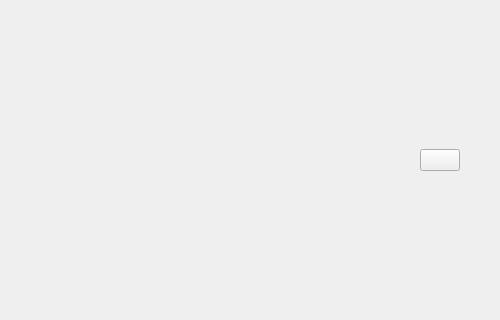
Old version of the form app/desktop/GauntletAggregator/mainwindow.ui in the repository suneids/Gauntlet; both pictures show x 300 to 800 and y 140 to 460 of the 800 by 600 pixel window.
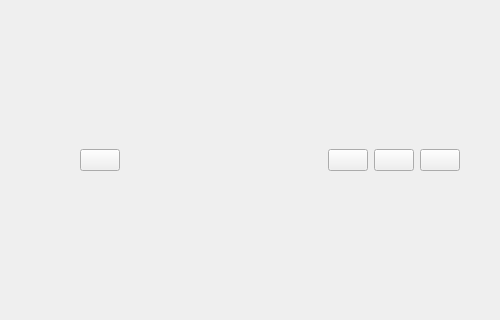
New version of the form.

```diff
--- a/app/desktop/GauntletAggregator/mainwindow.ui
+++ b/app/desktop/GauntletAggregator/mainwindow.ui
@@ -48,6 +48,26 @@
       </property>
      </widget>
     </item>
+    <item>
+     <spacer name="horizontalSpacer_2">
+      <property name="orientation">
+       <enum>Qt::Horizontal</enum>
+      </property>
+      <property name="sizeHint" stdset="0">
+       <size>
+        <width>40</width>
+        <height>20</height>
+       </size>
+      </property>
+     </spacer>
+    </item>
+    <item>
+     <widget class="QPushButton" name="btn_time_tracker">
+      <property name="text">
+       <string/>
+      </property>
+     </widget>
+    </item>
     <item>
      <spacer name="horizontalSpacer">
       <property name="orientation">
@@ -68,6 +88,20 @@
       </property>
      </widget>
     </item>
+    <item>
+     <widget class="QPushButton" name="btn_terminal_matrix">
+      <property name="text">
+       <string/>
+      </property>
+     </widget>
+    </item>
+    <item>
+     <widget class="QPushButton" name="btn_hide">
+      <property name="text">
+       <string/>
+      </property>
+     </widget>
+    </item>
    </layout>
   </widget>
  </widget>
```
